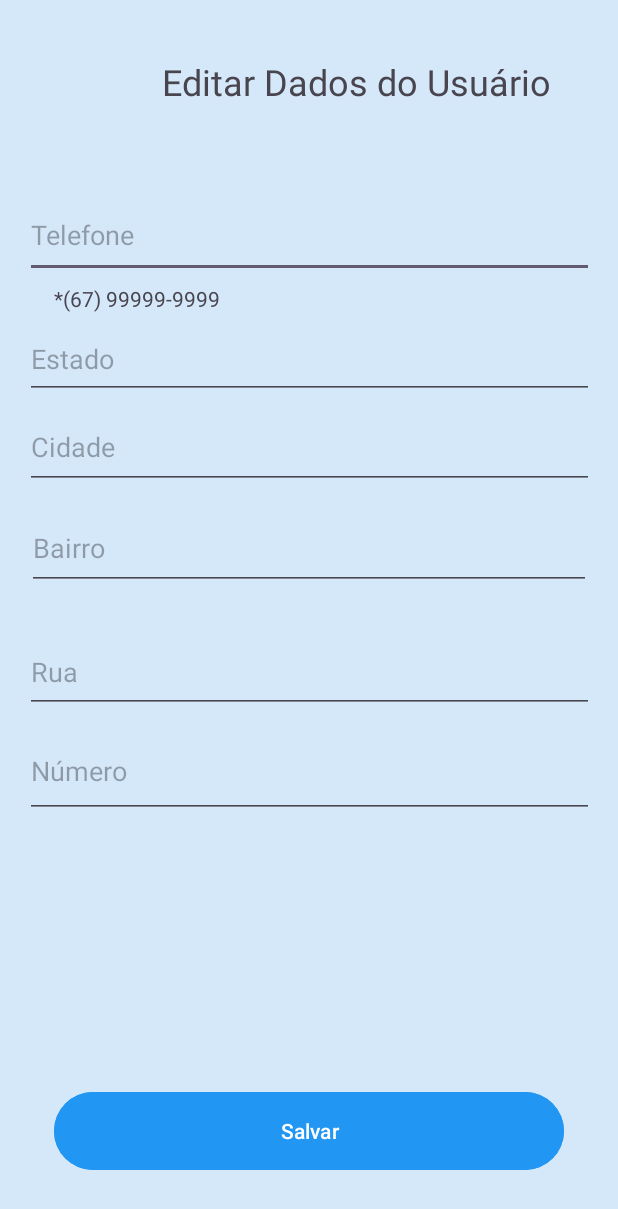
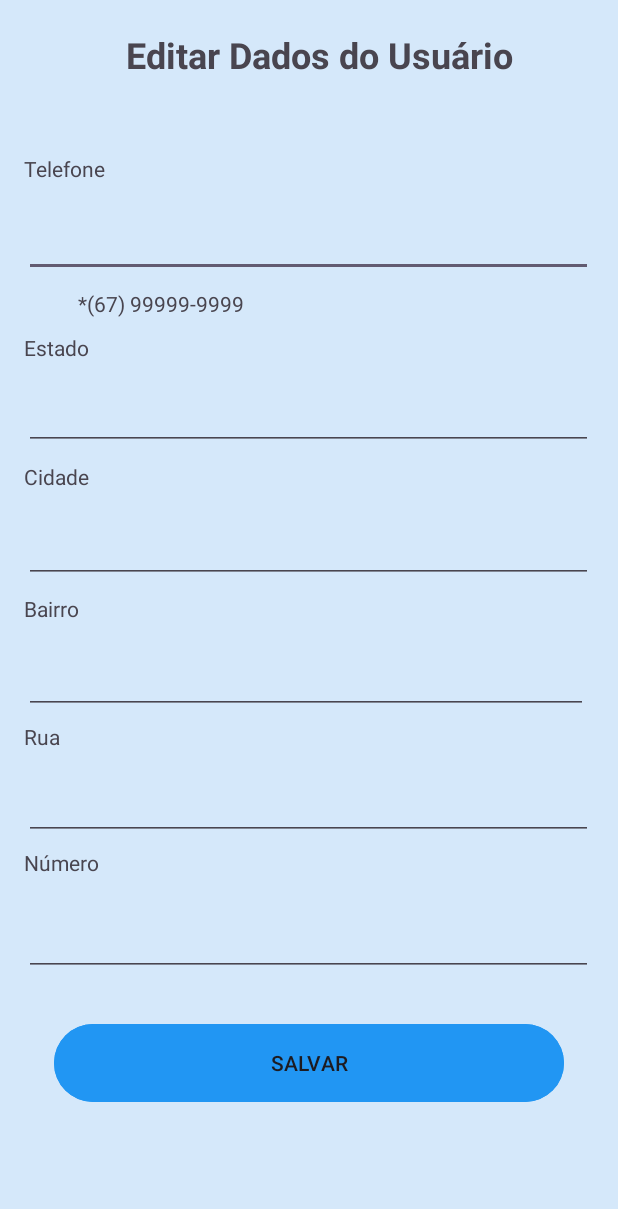
Before and after one commit to Weslley2005/Unificado, an Android app: the EditarUsuario screen opened directly, with no data from a screen before it, on a phone screen of 412 x 824 dp. Shown: the top 1209 px of the screen. Run offline under Robolectric (Android 15) with nearby library versions, the phone set to English and light mode, and no system bars; our stand-ins replace Firebase (no records; nobody signed in at launch, a user with empty details on screens opened directly).

Commit message:
Modulo I

```diff
--- a/app/src/main/res/layout/activity_cadastro_usuario.xml
+++ b/app/src/main/res/layout/activity_cadastro_usuario.xml
@@ -31,6 +31,7 @@
                 android:text="Cadastro de Usuário"
                 android:textAlignment="center"
                 android:textSize="24sp"
+                android:textStyle="bold"
                 app:layout_constraintBottom_toTopOf="@id/idNome"
                 app:layout_constraintEnd_toEndOf="parent"
                 app:layout_constraintStart_toStartOf="parent"
--- a/app/src/main/res/layout/activity_dados_usuario.xml
+++ b/app/src/main/res/layout/activity_dados_usuario.xml
@@ -14,6 +14,7 @@
         app:layout_constraintTop_toTopOf="parent"
         app:layout_constraintBottom_toBottomOf="parent"
         app:layout_constraintStart_toStartOf="parent"
+        android:background="@drawable/borda_recycleview"
         app:layout_constraintEnd_toEndOf="parent"/>
 
     <Button
--- a/app/src/main/res/layout/activity_editar_usuario.xml
+++ b/app/src/main/res/layout/activity_editar_usuario.xml
@@ -1,107 +1,81 @@
 <?xml version="1.0" encoding="utf-8"?>
-<androidx.constraintlayout.widget.ConstraintLayout xmlns:android="http://schemas.android.com/apk/res/android"
+<ScrollView
+    xmlns:android="http://schemas.android.com/apk/res/android"
     xmlns:app="http://schemas.android.com/apk/res-auto"
     xmlns:tools="http://schemas.android.com/tools"
     android:layout_width="match_parent"
     android:layout_height="match_parent"
-    android:padding="16dp"
-    android:background="@color/blue_light">
+    android:background="@color/blue_light"
+    android:padding="16dp">
+
+    <androidx.constraintlayout.widget.ConstraintLayout
+        android:layout_width="match_parent"
+        android:layout_height="wrap_content">
+
+        <TextView
+            android:id="@+id/textView8"
+            android:layout_width="wrap_content"
+            android:layout_height="wrap_content"
+            android:layout_marginStart="68dp"
+            android:layout_marginTop="4dp"
+            android:text="Editar Dados do Usuário"
+            android:textSize="24sp"
+            android:textStyle="bold"
+            app:layout_constraintStart_toStartOf="parent"
+            app:layout_constraintTop_toTopOf="parent" />
+
+        <TextView
+            android:id="@+id/textView32"
+            android:layout_width="wrap_content"
+            android:layout_height="wrap_content"
+            android:layout_marginTop="50dp"
+            android:layout_marginBottom="5dp"
+            android:text="Telefone"
+            app:layout_constraintBottom_toTopOf="@+id/idEditarTelefone"
+            app:layout_constraintStart_toStartOf="parent"
+            app:layout_constraintTop_toBottomOf="@id/textView8" />
 
         <EditText
             android:id="@+id/idEditarTelefone"
             android:layout_width="379dp"
             android:layout_height="57dp"
-        android:layout_marginTop="112dp"
-        android:hint="Telefone"
+            android:layout_marginTop="5dp"
             android:inputType="number"
             app:layout_constraintEnd_toEndOf="parent"
+            app:layout_constraintHorizontal_bias="0.0"
             app:layout_constraintStart_toStartOf="parent"
-        app:layout_constraintTop_toTopOf="parent" />
+            app:layout_constraintTop_toBottomOf="@+id/textView32" />
 
         <TextView
             android:id="@+id/textView7"
             android:layout_width="wrap_content"
             android:layout_height="wrap_content"
-        android:layout_marginStart="20dp"
-        android:layout_marginTop="4dp"
+            android:layout_marginStart="36dp"
+            android:layout_marginTop="8dp"
             android:text="*(67) 99999-9999"
             app:layout_constraintStart_toStartOf="parent"
             app:layout_constraintTop_toBottomOf="@+id/idEditarTelefone" />
 
-    <EditText
-        android:id="@+id/idEditarBairro"
-        android:layout_width="376dp"
-        android:layout_height="55dp"
-        android:layout_marginTop="12dp"
-        android:hint="Bairro"
-        app:layout_constraintEnd_toEndOf="parent"
-        app:layout_constraintHorizontal_bias="0.457"
+        <TextView
+            android:id="@+id/textView33"
+            android:layout_width="wrap_content"
+            android:layout_height="wrap_content"
+            android:layout_marginTop="10dp"
+            android:layout_marginBottom="5dp"
+            android:text="Estado"
+            app:layout_constraintBottom_toTopOf="@+id/idEditarEstado"
             app:layout_constraintStart_toStartOf="parent"
-        app:layout_constraintTop_toBottomOf="@+id/idEditarCidade" />
-
-    <Button
-        android:id="@+id/idSalvar"
-        android:layout_width="340dp"
-        android:layout_height="60dp"
-        android:layout_marginBottom="24dp"
-        android:backgroundTint="@color/Button"
-        android:onClick="salvar"
-        android:text="Salvar"
-        app:layout_constraintBottom_toBottomOf="parent"
-        app:layout_constraintEnd_toEndOf="parent"
-        app:layout_constraintHorizontal_bias="0.492"
-        app:layout_constraintStart_toStartOf="parent" />
-
-    <EditText
-        android:id="@+id/idEditarNumero"
-        android:layout_width="379dp"
-        android:layout_height="62dp"
-        android:layout_marginTop="8dp"
-        android:hint="Número"
-        android:inputType="number"
-        app:layout_constraintEnd_toEndOf="parent"
-        app:layout_constraintStart_toStartOf="parent"
-        app:layout_constraintTop_toBottomOf="@+id/idEditarRua" />
-
-    <EditText
-        android:id="@+id/idEditarCidade"
-        android:layout_width="379dp"
-        android:layout_height="56dp"
-        android:layout_marginTop="4dp"
-        android:hint="Cidade"
-        app:layout_constraintEnd_toEndOf="parent"
-        app:layout_constraintStart_toStartOf="parent"
-        app:layout_constraintTop_toBottomOf="@+id/idEditarEstado" />
-
-    <EditText
-        android:id="@+id/idEditarRua"
-        android:layout_width="379dp"
-        android:layout_height="54dp"
-        android:layout_marginTop="28dp"
-        android:hint="Rua"
-        app:layout_constraintEnd_toEndOf="parent"
-        app:layout_constraintStart_toStartOf="parent"
-        app:layout_constraintTop_toBottomOf="@+id/idEditarBairro" />
+            app:layout_constraintTop_toBottomOf="@+id/textView7" />
 
         <EditText
             android:id="@+id/idEditarEstado"
             android:layout_width="379dp"
             android:layout_height="53dp"
-        android:layout_marginTop="4dp"
-        android:hint="Estado"
+            android:layout_marginTop="5dp"
             app:layout_constraintEnd_toEndOf="parent"
+            app:layout_constraintHorizontal_bias="0.0"
             app:layout_constraintStart_toStartOf="parent"
-        app:layout_constraintTop_toBottomOf="@+id/textView7" />
-
-    <TextView
-        android:id="@+id/idErroTelefone"
-        android:layout_width="wrap_content"
-        android:layout_height="wrap_content"
-        android:textColor="@android:color/holo_red_dark"
-        android:visibility="gone"
-        android:layout_marginStart="8dp"
-        app:layout_constraintStart_toStartOf="parent"
-        app:layout_constraintTop_toBottomOf="@id/idEditarTelefone" />
+            app:layout_constraintTop_toBottomOf="@+id/textView33" />
 
         <TextView
             android:id="@+id/estadoError"
@@ -115,6 +89,27 @@
             android:layout_marginHorizontal="20dp" />
 
         <TextView
+            android:id="@+id/textView34"
+            android:layout_width="wrap_content"
+            android:layout_height="wrap_content"
+            android:layout_marginTop="8dp"
+            android:layout_marginBottom="5dp"
+            android:text="Cidade"
+            app:layout_constraintBottom_toTopOf="@+id/idEditarCidade"
+            app:layout_constraintStart_toStartOf="parent"
+            app:layout_constraintTop_toBottomOf="@+id/idEditarEstado" />
+
+        <EditText
+            android:id="@+id/idEditarCidade"
+            android:layout_width="379dp"
+            android:layout_height="56dp"
+            android:layout_marginTop="5dp"
+            app:layout_constraintEnd_toEndOf="parent"
+            app:layout_constraintHorizontal_bias="0.0"
+            app:layout_constraintStart_toStartOf="parent"
+            app:layout_constraintTop_toBottomOf="@+id/textView34" />
+
+        <TextView
             android:id="@+id/cidadeError"
             android:layout_width="0dp"
             android:layout_height="wrap_content"
@@ -124,6 +119,27 @@
             app:layout_constraintEnd_toEndOf="parent"
             app:layout_constraintTop_toBottomOf="@+id/idEditarCidade"
             android:layout_marginHorizontal="20dp" />
+
+        <TextView
+            android:id="@+id/textView35"
+            android:layout_width="wrap_content"
+            android:layout_height="wrap_content"
+            android:layout_marginTop="7dp"
+            android:layout_marginBottom="5dp"
+            android:text="Bairro"
+            app:layout_constraintBottom_toTopOf="@+id/idEditarBairro"
+            app:layout_constraintStart_toStartOf="parent"
+            app:layout_constraintTop_toBottomOf="@+id/idEditarCidade" />
+
+        <EditText
+            android:id="@+id/idEditarBairro"
+            android:layout_width="376dp"
+            android:layout_height="55dp"
+            android:layout_marginTop="5dp"
+            app:layout_constraintEnd_toEndOf="parent"
+            app:layout_constraintHorizontal_bias="0.0"
+            app:layout_constraintStart_toStartOf="parent"
+            app:layout_constraintTop_toBottomOf="@+id/textView35" />
 
         <TextView
             android:id="@+id/bairroError"
@@ -137,6 +153,27 @@
             android:layout_marginHorizontal="20dp" />
 
         <TextView
+            android:id="@+id/textView36"
+            android:layout_width="wrap_content"
+            android:layout_height="wrap_content"
+            android:layout_marginTop="5dp"
+            android:layout_marginBottom="5dp"
+            android:text="Rua"
+            app:layout_constraintBottom_toTopOf="@+id/idEditarRua"
+            app:layout_constraintStart_toStartOf="parent"
+            app:layout_constraintTop_toBottomOf="@+id/idEditarBairro" />
+
+        <EditText
+            android:id="@+id/idEditarRua"
+            android:layout_width="379dp"
+            android:layout_height="54dp"
+            android:layout_marginTop="5dp"
+            app:layout_constraintEnd_toEndOf="parent"
+            app:layout_constraintHorizontal_bias="0.0"
+            app:layout_constraintStart_toStartOf="parent"
+            app:layout_constraintTop_toBottomOf="@+id/textView36" />
+
+        <TextView
             android:id="@+id/ruaError"
             android:layout_width="0dp"
             android:layout_height="wrap_content"
@@ -148,6 +185,28 @@
             android:layout_marginHorizontal="20dp" />
 
         <TextView
+            android:id="@+id/textView37"
+            android:layout_width="wrap_content"
+            android:layout_height="wrap_content"
+            android:layout_marginTop="5dp"
+            android:layout_marginBottom="5dp"
+            android:text="Número"
+            app:layout_constraintBottom_toTopOf="@+id/idEditarNumero"
+            app:layout_constraintStart_toStartOf="parent"
+            app:layout_constraintTop_toBottomOf="@+id/idEditarRua" />
+
+        <EditText
+            android:id="@+id/idEditarNumero"
+            android:layout_width="379dp"
+            android:layout_height="62dp"
+            android:layout_marginTop="4dp"
+            android:inputType="number"
+            app:layout_constraintEnd_toEndOf="parent"
+            app:layout_constraintHorizontal_bias="0.0"
+            app:layout_constraintStart_toStartOf="parent"
+            app:layout_constraintTop_toBottomOf="@+id/textView37" />
+
+        <TextView
             android:id="@+id/numeroError"
             android:layout_width="0dp"
             android:layout_height="wrap_content"
@@ -157,16 +216,27 @@
             app:layout_constraintEnd_toEndOf="parent"
             app:layout_constraintTop_toBottomOf="@+id/idEditarNumero"
             android:layout_marginHorizontal="20dp" />
-
         <TextView
-        android:id="@+id/textView8"
+            android:id="@+id/idErroTelefone"
             android:layout_width="wrap_content"
             android:layout_height="wrap_content"
-        android:layout_marginStart="92dp"
-        android:layout_marginTop="22dp"
-        android:text="Editar Dados do Usuário"
-        android:textSize="24sp"
+            android:textColor="@android:color/holo_red_dark"
+            android:visibility="gone"
+            android:layout_marginStart="8dp"
             app:layout_constraintStart_toStartOf="parent"
-        app:layout_constraintTop_toTopOf="parent" />
+            app:layout_constraintTop_toBottomOf="@id/idEditarTelefone" />
+
+        <Button
+            android:id="@+id/idSalvar"
+            android:layout_width="340dp"
+            android:layout_height="60dp"
+            android:layout_marginTop="28dp"
+            android:backgroundTint="@color/Button"
+            android:text="SALVAR"
+            android:textColor="@color/white"
+            app:layout_constraintEnd_toEndOf="parent"
+            app:layout_constraintStart_toStartOf="parent"
+            app:layout_constraintTop_toBottomOf="@+id/numeroError" />
 
     </androidx.constraintlayout.widget.ConstraintLayout>
+</ScrollView>
--- a/app/src/main/res/layout/item_usuario.xml
+++ b/app/src/main/res/layout/item_usuario.xml
@@ -25,8 +25,9 @@
         android:layout_height="wrap_content"
         android:layout_marginTop="12dp"
         android:layout_marginEnd="8dp"
+        android:text="Número:"
         android:textSize="18sp"
-        android:text="Número:"
+        android:textStyle="bold"
         app:layout_constraintEnd_toStartOf="@+id/textNumero"
         app:layout_constraintStart_toStartOf="parent"
         app:layout_constraintTop_toBottomOf="@+id/textRua" />
@@ -59,8 +60,9 @@
         android:layout_height="wrap_content"
         android:layout_marginTop="8dp"
         android:layout_marginEnd="8dp"
+        android:text="Bairro:"
         android:textSize="18sp"
-        android:text="Bairro:"
+        android:textStyle="bold"
         app:layout_constraintEnd_toStartOf="@+id/textBairro"
         app:layout_constraintStart_toStartOf="parent"
         app:layout_constraintTop_toBottomOf="@+id/textCidade" />
@@ -71,8 +73,9 @@
         android:layout_height="wrap_content"
         android:layout_marginTop="16dp"
         android:layout_marginEnd="8dp"
+        android:text="Email:"
         android:textSize="18sp"
-        android:text="Email:"
+        android:textStyle="bold"
         app:layout_constraintEnd_toStartOf="@+id/textPrecoVenda"
         app:layout_constraintStart_toStartOf="parent"
         app:layout_constraintTop_toBottomOf="@+id/textPrecoCompra" />
@@ -83,8 +86,9 @@
         android:layout_height="wrap_content"
         android:layout_marginTop="8dp"
         android:layout_marginEnd="8dp"
+        android:text="Estado:"
         android:textSize="18sp"
-        android:text="Estado:"
+        android:textStyle="bold"
         app:layout_constraintEnd_toStartOf="@+id/textTipo"
         app:layout_constraintStart_toStartOf="parent"
         app:layout_constraintTop_toBottomOf="@+id/textPrecoVenda" />
@@ -106,8 +110,9 @@
         android:layout_height="wrap_content"
         android:layout_marginTop="12dp"
         android:layout_marginEnd="8dp"
+        android:text="Cidade:"
         android:textSize="18sp"
-        android:text="Cidade:"
+        android:textStyle="bold"
         app:layout_constraintEnd_toStartOf="@+id/textCidade"
         app:layout_constraintStart_toStartOf="parent"
         app:layout_constraintTop_toBottomOf="@+id/textTipo" />
@@ -150,8 +155,9 @@
         android:layout_height="wrap_content"
         android:layout_marginTop="32dp"
         android:layout_marginEnd="8dp"
+        android:text="Nome:"
         android:textSize="18sp"
-        android:text="Nome:"
+        android:textStyle="bold"
         app:layout_constraintEnd_toStartOf="@+id/textNome"
         app:layout_constraintStart_toStartOf="parent"
         app:layout_constraintTop_toBottomOf="@+id/textView5" />
@@ -173,8 +179,9 @@
         android:layout_height="wrap_content"
         android:layout_marginTop="12dp"
         android:layout_marginEnd="8dp"
+        android:text="Telefone:"
         android:textSize="18sp"
-        android:text="Telefone:"
+        android:textStyle="bold"
         app:layout_constraintEnd_toStartOf="@+id/textPrecoCompra"
         app:layout_constraintStart_toStartOf="parent"
         app:layout_constraintTop_toBottomOf="@+id/textQtd" />
@@ -197,6 +204,7 @@
         android:layout_marginTop="32dp"
         android:text="Dados do Usuário"
         android:textSize="24sp"
+        android:textStyle="bold"
         app:layout_constraintEnd_toEndOf="parent"
         app:layout_constraintHorizontal_bias="0.497"
         app:layout_constraintStart_toStartOf="parent"
@@ -208,8 +216,9 @@
         android:layout_height="wrap_content"
         android:layout_marginTop="9dp"
         android:layout_marginEnd="8dp"
+        android:text="Rua:"
         android:textSize="18sp"
-        android:text="Rua:"
+        android:textStyle="bold"
         app:layout_constraintEnd_toStartOf="@+id/textRua"
         app:layout_constraintStart_toStartOf="parent"
         app:layout_constraintTop_toBottomOf="@+id/textView19" />
@@ -220,8 +229,9 @@
         android:layout_height="wrap_content"
         android:layout_marginTop="12dp"
         android:layout_marginEnd="8dp"
+        android:text="Cpf:"
         android:textSize="18sp"
-        android:text="Cpf:"
+        android:textStyle="bold"
         app:layout_constraintEnd_toStartOf="@+id/textQtd"
         app:layout_constraintStart_toStartOf="parent"
         app:layout_constraintTop_toBottomOf="@+id/textNome" />
```
Lines whose indentation alone changed are shown as unchanged.
